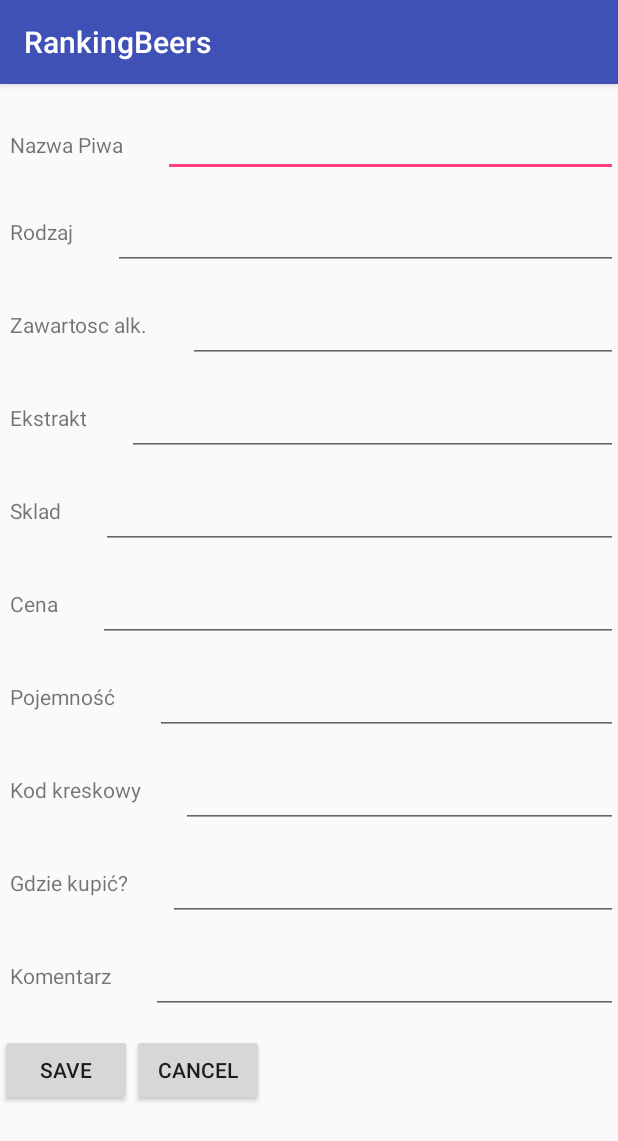
After one commit to R4sz/RankingBeers, an Android app: the AddBeerActivity screen opened directly, with no data from a screen before it, on a phone screen of 412 x 824 dp. The commit adds this screen. Shown: the top 1141 px of the screen. Run offline under Robolectric (Android 15) with nearby library versions, the phone set to English and light mode, and no system bars.

Commit message:
added view beer (partly)

```diff
--- a/app/src/main/AndroidManifest.xml
+++ b/app/src/main/AndroidManifest.xml
@@ -15,6 +15,7 @@
                 <category android:name="android.intent.category.LAUNCHER" />
             </intent-filter>
         </activity>
+        <activity android:name=".AddBeerActivity"></activity>
     </application>
 
 </manifest>
--- /dev/null
+++ b/app/src/main/java/com/rank/beer/rankingbeers/AddBeerActivity.java
@@ -0,0 +1,13 @@
+package com.rank.beer.rankingbeers;
+
+import android.support.v7.app.AppCompatActivity;
+import android.os.Bundle;
+
+public class AddBeerActivity extends AppCompatActivity {
+
+    @Override
+    protected void onCreate(Bundle savedInstanceState) {
+        super.onCreate(savedInstanceState);
+        setContentView(R.layout.activity_add_beer);
+    }
+}
--- a/app/src/main/java/com/rank/beer/rankingbeers/MainActivity.java
+++ b/app/src/main/java/com/rank/beer/rankingbeers/MainActivity.java
@@ -1,14 +1,47 @@
 package com.rank.beer.rankingbeers;
 
+import android.app.Activity;
+import android.content.Intent;
 import android.support.v7.app.AppCompatActivity;
 import android.os.Bundle;
+import android.util.SparseArray;
+import android.view.View;
 
-public class MainActivity extends AppCompatActivity {
+public class MainActivity extends AppCompatActivity implements View.OnClickListener {
+
+    protected static SparseArray<Class<? extends Activity>> buttonConfig = new SparseArray<Class<? extends Activity>>();
+
 
     @Override
     protected void onCreate(Bundle savedInstanceState) {
         super.onCreate(savedInstanceState);
         setContentView(R.layout.activity_main);
+        buttonConfig.append(R.id.addBeer, AddBeerActivity.class);
+        initButtons();
 
     }
+
+    public void onClick(View v) {
+        if (v.getId() == R.id.exit) {
+            moveTaskToBack(true);
+            return;
+        }
+
+        Intent i = new Intent(this, buttonConfig.get(v.getId()));
+        startActivity(i);
+    }
+
+    void initButtons() {
+        int key = 0;
+        View view = null;
+        for (int i = 0; i < buttonConfig.size(); i++) {
+            key = buttonConfig.keyAt(i);
+            view = findViewById(key);
+            view.setOnClickListener(this);
+        }
+
+        view = findViewById(R.id.exit);
+        view.setOnClickListener((View.OnClickListener) this);
+    }
+
 }
--- /dev/null
+++ b/app/src/main/res/layout/activity_add_beer.xml
@@ -0,0 +1,288 @@
+<LinearLayout xmlns:android="http://schemas.android.com/apk/res/android"
+    xmlns:tools="http://schemas.android.com/tools"
+    android:layout_width="fill_parent"
+    android:layout_height="fill_parent"
+    android:layout_gravity="center"
+    android:orientation="vertical"
+    tools:context=".LinearLayout" >
+
+
+
+    <LinearLayout
+        android:layout_width="fill_parent"
+        android:layout_height="wrap_content"
+        android:orientation="horizontal"
+        android:paddingTop="20px">
+
+        <TextView
+            android:layout_width="wrap_content"
+            android:layout_height="wrap_content"
+            android:paddingLeft="10px"
+            android:paddingTop="20px"
+            android:text="Nazwa Piwa" />
+
+        <EditText
+            android:layout_width="wrap_content"
+            android:layout_height="wrap_content"
+            android:layout_weight="0.50"
+            android:layout_marginLeft="40px"
+            android:paddingTop="20px" />
+
+
+    </LinearLayout>
+
+    <LinearLayout
+        android:layout_width="fill_parent"
+        android:layout_height="wrap_content"
+        android:orientation="horizontal"
+        android:paddingTop="20px"
+        >
+
+        <TextView
+            android:layout_width="wrap_content"
+            android:layout_height="wrap_content"
+            android:text="Rodzaj"
+            android:paddingTop="20px"
+            android:paddingLeft="10px"/>
+
+        <EditText
+            android:layout_width="wrap_content"
+            android:layout_height="wrap_content"
+            android:layout_gravity="center_horizontal"
+            android:layout_marginLeft="40px"
+            android:layout_weight="0.50"
+            android:paddingTop="20px" />
+
+    </LinearLayout>
+
+
+    <LinearLayout
+        android:layout_width="fill_parent"
+        android:layout_height="wrap_content"
+        android:orientation="horizontal"
+        android:paddingTop="20px"
+        >
+
+        <TextView
+            android:layout_width="wrap_content"
+            android:layout_height="wrap_content"
+            android:text="Zawartosc alk."
+            android:paddingTop="20px"
+            android:paddingLeft="10px"/>
+
+        <EditText
+            android:layout_width="wrap_content"
+            android:layout_height="wrap_content"
+            android:layout_gravity="center_horizontal"
+            android:layout_marginLeft="40px"
+            android:layout_weight="0.50"
+            android:paddingTop="20px" />
+
+    </LinearLayout>
+
+
+    <LinearLayout
+        android:layout_width="fill_parent"
+        android:layout_height="wrap_content"
+        android:orientation="horizontal"
+        android:paddingTop="20px"
+        >
+
+        <TextView
+            android:layout_width="wrap_content"
+            android:layout_height="wrap_content"
+            android:text="Ekstrakt"
+            android:paddingTop="20px"
+            android:paddingLeft="10px"/>
+
+        <EditText
+            android:layout_width="wrap_content"
+            android:layout_height="wrap_content"
+            android:layout_gravity="center_horizontal"
+            android:layout_marginLeft="40px"
+            android:layout_weight="0.50"
+            android:paddingTop="20px" />
+
+
+    </LinearLayout>
+
+    <LinearLayout
+        android:layout_width="fill_parent"
+        android:layout_height="wrap_content"
+        android:orientation="horizontal"
+        android:paddingTop="20px"
+        >
+
+        <TextView
+            android:layout_width="wrap_content"
+            android:layout_height="wrap_content"
+            android:text="Sklad"
+            android:paddingTop="20px"
+            android:paddingLeft="10px"/>
+
+        <EditText
+            android:layout_width="wrap_content"
+            android:layout_height="wrap_content"
+            android:layout_gravity="center_horizontal"
+            android:layout_marginLeft="40px"
+            android:layout_weight="0.50"
+            android:paddingTop="20px" />
+
+
+    </LinearLayout>
+
+
+    <LinearLayout
+        android:layout_width="fill_parent"
+        android:layout_height="wrap_content"
+        android:orientation="horizontal"
+        android:paddingTop="20px"
+        >
+
+        <TextView
+            android:layout_width="wrap_content"
+            android:layout_height="wrap_content"
+            android:text="Cena"
+            android:paddingTop="20px"
+            android:paddingLeft="10px"/>
+
+        <EditText
+            android:layout_width="wrap_content"
+            android:layout_height="wrap_content"
+            android:layout_gravity="center_horizontal"
+            android:layout_marginLeft="40px"
+            android:layout_weight="0.50"
+            android:paddingTop="20px" />
+
+
+    </LinearLayout>
+
+    <LinearLayout
+        android:layout_width="fill_parent"
+        android:layout_height="wrap_content"
+        android:orientation="horizontal"
+        android:paddingTop="20px"
+        >
+
+        <TextView
+            android:layout_width="wrap_content"
+            android:layout_height="wrap_content"
+            android:text="Pojemność"
+            android:paddingTop="20px"
+            android:paddingLeft="10px"/>
+
+        <EditText
+            android:layout_width="wrap_content"
+            android:layout_height="wrap_content"
+            android:layout_gravity="center_horizontal"
+            android:layout_marginLeft="40px"
+            android:layout_weight="0.50"
+            android:paddingTop="20px" />
+
+
+
+
+    </LinearLayout>
+
+
+    <LinearLayout
+        android:layout_width="fill_parent"
+        android:layout_height="wrap_content"
+        android:orientation="horizontal"
+        android:paddingTop="20px"
+        >
+
+        <TextView
+            android:layout_width="wrap_content"
+            android:layout_height="wrap_content"
+            android:text="Kod kreskowy"
+            android:paddingTop="20px"
+            android:paddingLeft="10px"/>
+
+        <EditText
+            android:layout_width="wrap_content"
+            android:layout_height="wrap_content"
+            android:layout_gravity="center_horizontal"
+            android:layout_marginLeft="40px"
+            android:layout_weight="0.50"
+            android:paddingTop="20px" />
+
+
+
+
+    </LinearLayout>
+
+
+    <LinearLayout
+        android:layout_width="fill_parent"
+        android:layout_height="wrap_content"
+        android:orientation="horizontal"
+        android:paddingTop="20px"
+        >
+
+        <TextView
+            android:layout_width="wrap_content"
+            android:layout_height="wrap_content"
+            android:text="Gdzie kupić?"
+            android:paddingTop="20px"
+            android:paddingLeft="10px"/>
+
+        <EditText
+            android:layout_width="wrap_content"
+            android:layout_height="wrap_content"
+            android:layout_gravity="center_horizontal"
+            android:layout_marginLeft="40px"
+            android:layout_weight="0.50"
+            android:paddingTop="20px" />
+
+
+    </LinearLayout>
+
+    <LinearLayout
+        android:layout_width="fill_parent"
+        android:layout_height="wrap_content"
+        android:orientation="horizontal"
+        android:paddingTop="20px"
+        >
+
+        <TextView
+            android:layout_width="wrap_content"
+            android:layout_height="wrap_content"
+            android:text="Komentarz"
+            android:paddingTop="20px"
+            android:paddingLeft="10px"/>
+
+        <EditText
+            android:layout_width="wrap_content"
+            android:layout_height="wrap_content"
+            android:layout_gravity="center_horizontal"
+            android:layout_marginLeft="40px"
+            android:layout_weight="0.50"
+            android:paddingTop="20px" />
+
+
+    </LinearLayout>
+    <LinearLayout
+        android:layout_width="fill_parent"
+        android:layout_height="wrap_content"
+        android:orientation="horizontal"
+        android:paddingTop="20px"
+        >
+
+
+    <Button
+        android:layout_width="wrap_content"
+        android:layout_height="wrap_content"
+        android:layout_gravity="center"
+        android:text="Save" />
+
+
+
+        <Button
+            android:layout_width="wrap_content"
+            android:layout_height="wrap_content"
+            android:layout_gravity="center"
+            android:text="Cancel" />
+        </LinearLayout>
+
+</LinearLayout>
```
